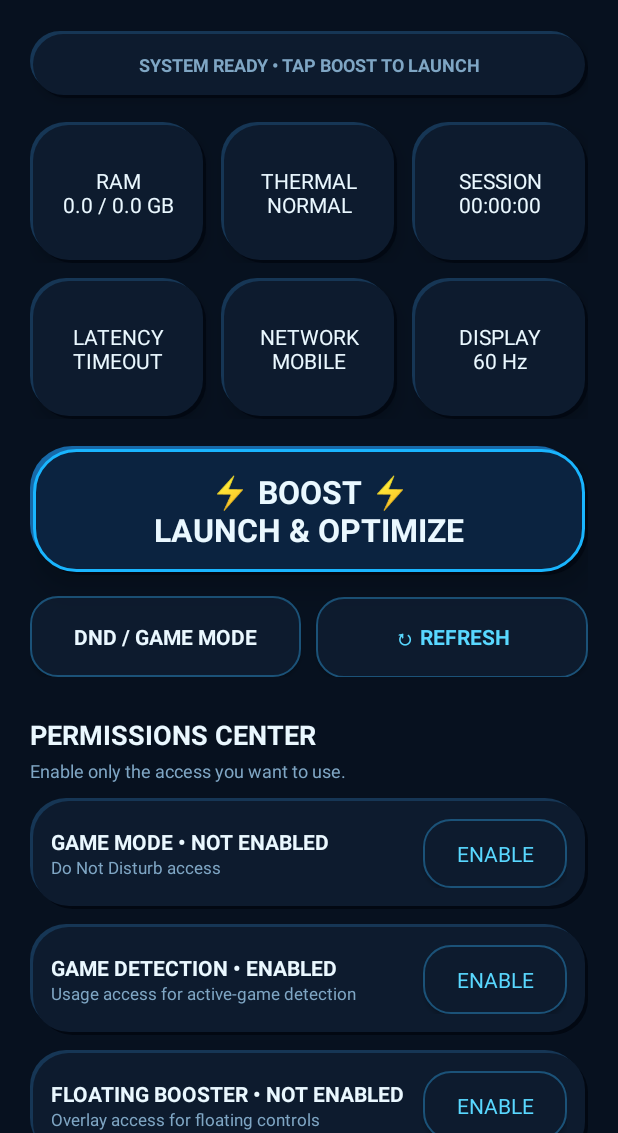
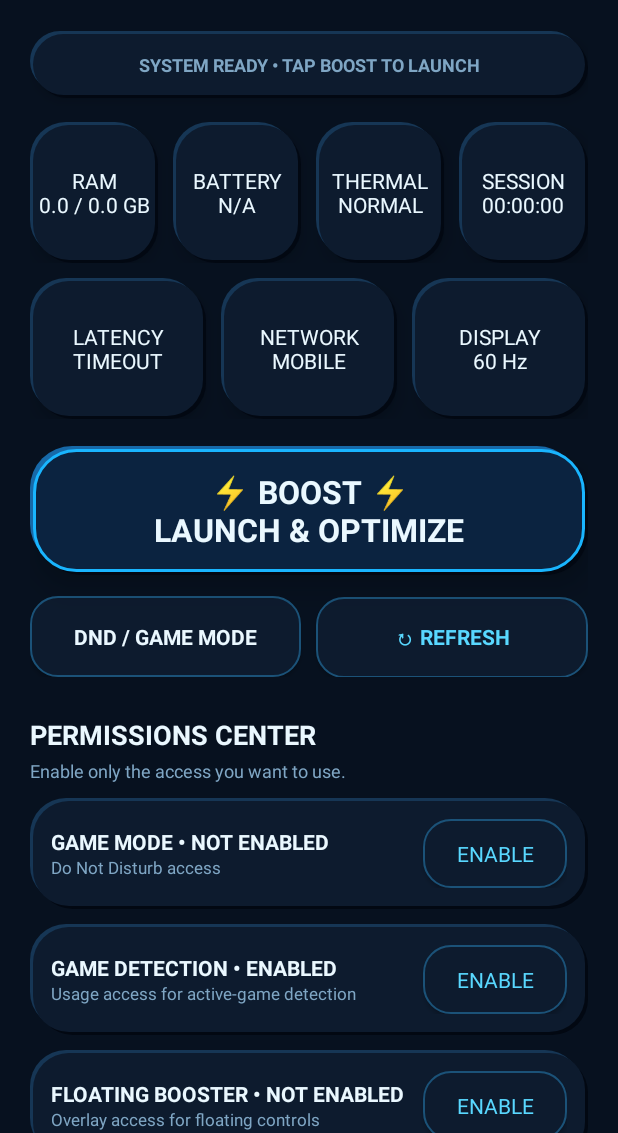
Before and after one commit to mahdiata1390-droid/App, an Android app: the screen it shows after launch (MainActivity), on a phone screen of 412 x 824 dp, the part 103-1236 px from its top. Run offline under Robolectric (Android 15) with nearby library versions, the phone set to English and light mode, and no system bars.

Commit message:
Polish dashboard with battery telemetry card

```diff
--- a/app/src/main/res/layout/activity_main.xml
+++ b/app/src/main/res/layout/activity_main.xml
@@ -5,7 +5,7 @@
 <LinearLayout android:layout_width="match_parent" android:layout_height="wrap_content" android:orientation="vertical" android:layout_marginTop="16dp">
 <LinearLayout android:layout_width="match_parent" android:layout_height="wrap_content" android:orientation="horizontal">
 <TextView android:id="@+id/ram" android:text="RAM&#10;--" android:textColor="@color/gb_text" android:gravity="center" android:background="@drawable/neo_card" android:elevation="8dp" android:layout_width="0dp" android:layout_height="94dp" android:layout_weight="1" />
-<TextView android:id="@+id/thermal" android:text="THERMAL&#10;--" android:textColor="@color/gb_text" android:gravity="center" android:background="@drawable/neo_card" android:elevation="8dp" android:layout_width="0dp" android:layout_height="94dp" android:layout_weight="1" android:layout_marginStart="10dp" />
+<TextView android:id="@+id/battery" android:text="BATTERY&#10;--" android:textColor="@color/gb_text" android:gravity="center" android:background="@drawable/neo_card" android:elevation="8dp" android:layout_width="0dp" android:layout_height="94dp" android:layout_weight="1" android:layout_marginStart="10dp" /><TextView android:id="@+id/thermal" android:text="THERMAL&#10;--" android:textColor="@color/gb_text" android:gravity="center" android:background="@drawable/neo_card" android:elevation="8dp" android:layout_width="0dp" android:layout_height="94dp" android:layout_weight="1" android:layout_marginStart="10dp" />
 <TextView android:id="@+id/sessionTimer" android:text="SESSION&#10;00:00:00" android:textColor="@color/gb_text" android:gravity="center" android:background="@drawable/neo_card" android:elevation="8dp" android:layout_width="0dp" android:layout_height="94dp" android:layout_weight="1" android:layout_marginStart="10dp" />
 </LinearLayout>
 <LinearLayout android:layout_width="match_parent" android:layout_height="wrap_content" android:orientation="horizontal" android:layout_marginTop="10dp">
```
